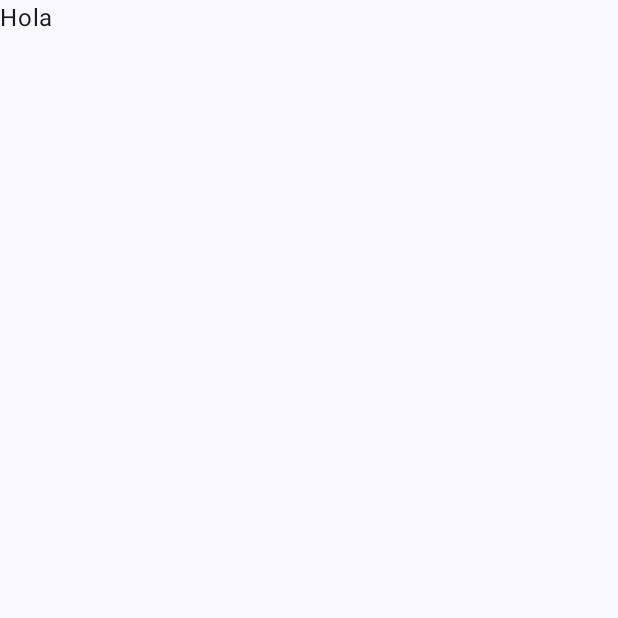
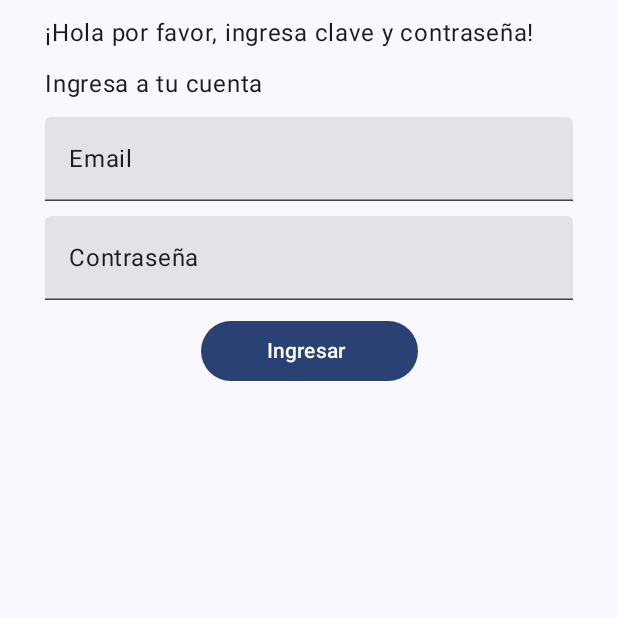
Before and after one commit to martindevas/Parcial-1, an Android app built with Jetpack Compose: the screen it shows after launch (MainActivity), on a phone screen of 412 x 824 dp, the top half of it. Before the commit the part shown is almost empty. Run offline under Robolectric (Android 15) with nearby library versions, the phone set to English and light mode, and no system bars.

Commit message:
Agrego Usuraio y contraseña

```diff
--- a/app/src/main/java/com/example/parcial1/MainPage.kt
+++ b/app/src/main/java/com/example/parcial1/MainPage.kt
@@ -1,17 +1,54 @@
 package com.example.parcial1
 
+import androidx.compose.foundation.layout.Column
+import androidx.compose.foundation.layout.Row
+import androidx.compose.foundation.layout.Spacer
+import androidx.compose.foundation.layout.fillMaxWidth
+import androidx.compose.foundation.layout.padding
+import androidx.compose.material3.Button
 import androidx.compose.material3.Text
+import androidx.compose.material3.TextField
 import androidx.compose.runtime.Composable
+import androidx.compose.ui.Alignment
 import androidx.compose.ui.Modifier
 import androidx.compose.ui.tooling.preview.Preview
+import androidx.compose.ui.unit.dp
 import com.example.parcial1.ui.theme.Parcial1Theme
 
 @Composable
 fun MainPage(modifier: Modifier = Modifier) {
-    Text(
-        text = "Hola",
-        modifier = modifier
-    )
+    Column(modifier.padding(horizontal = 30.dp)) {
+        Text(
+            text = "¡Hola por favor, ingresa clave y contraseña!",
+            modifier = modifier.padding(vertical = 10.dp)
+        )
+        Row(modifier.padding()) {
+            Text(
+                text = "Ingresa a tu cuenta",
+                modifier = modifier
+            )
+        }
+        TextField(
+            value = "Email", onValueChange = {}, modifier = modifier
+                .padding(top = 10.dp)
+                .fillMaxWidth()
+        )
+        TextField(
+            value = "Contraseña", onValueChange = {}, modifier = modifier
+                .padding(top = 10.dp)
+                .fillMaxWidth()
+        )
+        Button(
+            onClick = { }, modifier = modifier
+                .align(Alignment.CenterHorizontally)
+                .padding(10.dp)
+        ) {
+            Text(
+                text = "Ingresar ",
+                modifier = modifier.padding(horizontal = 20.dp)
+            )
+        }
+    }
 }
 
 @Preview(showBackground = true)
```
